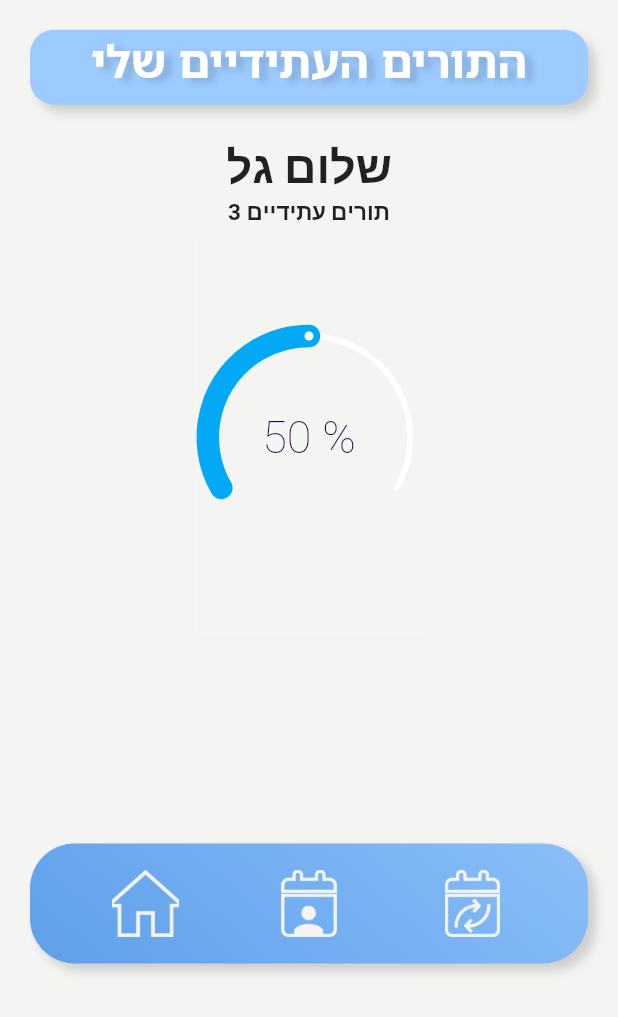
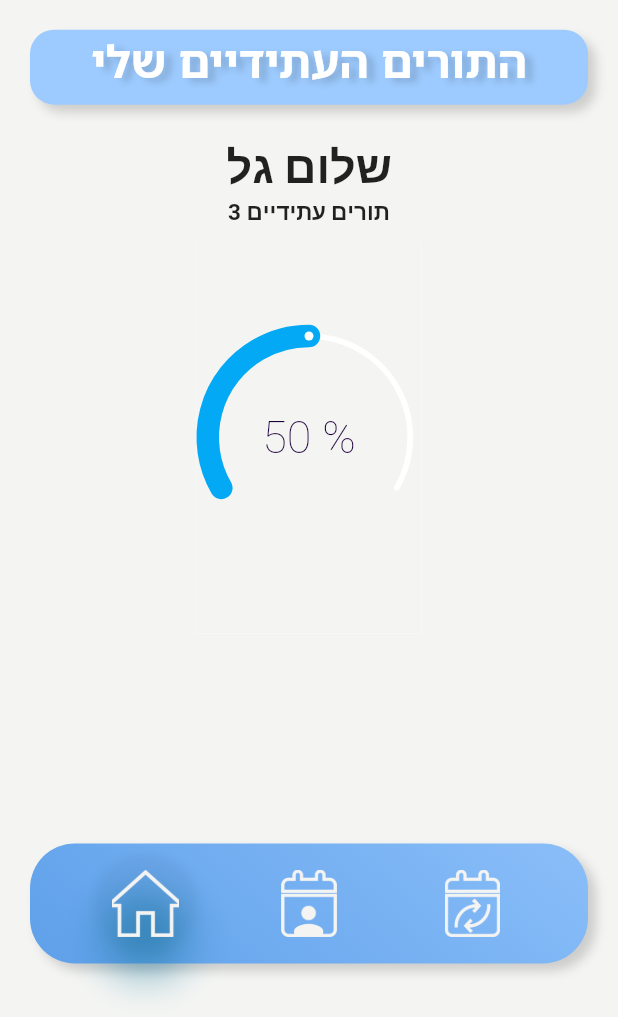
Before and after one commit to carmelBar24/tori, a Flutter app: the FutureTurnsPage screen opened by its route, on a phone screen of 412 x 824 dp, the part 219-1236 px from its top. Run offline on Flutter 3.47's test engine with Material 2 defaults, Android fonts, the phone set to English and light mode, and no system bars; drawn by our look-alikes of sleek_circular_slider; our stand-ins replace cloud_firestore, firebase_auth, firebase_core, firebase_database, flutter_svg; missing offline and left inert: adobe_xd; accounts and stored records are empty; generated files the repository leaves out were written again; Roboto replaces fonts that are missing (Noto Sans Hebrew).

Commit message:
future turns by token& menu design

```diff
--- a/lib/Screens/future_turns_page.dart
+++ b/lib/Screens/future_turns_page.dart
@@ -24,10 +24,8 @@ class FutureTurnsPage extends StatefulWidget {
 }
 
 class _FutureTurnsPageState extends State<FutureTurnsPage> {
-  List name=[] ;
-  List profession=[];
-  List location=[];
   late bool isFinish=false;
+  List<Widget> nodes=[];
   @override
   void initState(){
     showSpinner();
@@ -86,7 +84,7 @@ class _FutureTurnsPageState extends State<FutureTurnsPage> {
               child: Container(
                 margin: EdgeInsets.only(top: 10.0),
                 color: Colors.white,
-                child: name.isEmpty?Container(
+                child: nodes.isEmpty?Container(
                   color:Color(0xfff4f5f3),
                   child: SleekCircularSlider(
               appearance: CircularSliderAppearance(
@@ -97,17 +95,15 @@ class _FutureTurnsPageState extends State<FutureTurnsPage> {
                   thickness: 10,
                   isAlwaysShown: true,
                   child: ListView(
-                    children: [
-                      ListNode(name[0], profession[0],location[0]),
-                      ListNode(name[1], profession[1],location[1]),
-                    ],
+
+                    children: nodes,
                   ),
                 ),
               ),
             ),
             SizedBox(height: 120.0,),
             Flexible(
-              child: menu(home: "images/unpress-home.png",contact: "images/unpress-contact.png",month:"images/unpress-month.png"),
+              child: menu(home: "images/unpress-home.png",contact: "images/unpress-contact.png",month:"images/unpress-month.png",num: 1),
             ),
 
           ],
@@ -120,11 +116,10 @@ class _FutureTurnsPageState extends State<FutureTurnsPage> {
     var turns = await db().getAppointments();
     setState(() {
       for (var docSnapshot in turns) {
-        name?.add(docSnapshot.data()["DoctorName"]);
-        profession?.add(docSnapshot.data()["Profession"]);
-        location?.add(docSnapshot.data()["City"]);
+        nodes.add(ListNode(docSnapshot.data()["DoctorName"], docSnapshot.data()["Profession"],docSnapshot.data()["City"]));
       }
     });
+    print(nodes.length);
     }
 
   void showSpinner() async{
--- a/lib/Screens/received_requests_page.dart
+++ b/lib/Screens/received_requests_page.dart
@@ -98,7 +98,7 @@ class ReceivedRequestsPage extends StatelessWidget {
               height: 30.0,
             ),
             Flexible(
-              child: menu(home: "images/unpress-home.png",contact: "images/unpress-contact.png",month:"images/press-month.png"),
+              child: menu(home: "images/unpress-home.png",contact: "images/unpress-contact.png",month:"images/unpress-month.png",num: 3),
             ),
           ],
         ),
--- a/lib/Widgets/menu.dart
+++ b/lib/Widgets/menu.dart
@@ -6,11 +6,13 @@ class menu extends StatefulWidget {
   String home;
   String contact;
   String month;
+  int num;
   menu({
     super.key,
     required this.home,
     required this.contact,
-    required this.month
+    required this.month,
+    required this.num
   });
 
   @override
@@ -46,9 +48,9 @@ class _menuState extends State<menu> {
         child: Row(
           mainAxisAlignment: MainAxisAlignment.spaceEvenly,
           children: [
-            TextButton(child: SizedBox(child: Image.asset(widget.home,fit: BoxFit.fitHeight,),width: 45,height: 45,),onPressed: (){Navigator.pushNamed(context, 'futureTurnsPage');}),
-            TextButton(child: SizedBox(child: Image.asset(widget.contact,fit: BoxFit.fitHeight),width: 45,height: 45),onPressed: (){Navigator.pushNamed(context, 'swapPage');}),
-            TextButton(child: SizedBox(child:Image.asset(widget.month,fit: BoxFit.fitHeight),width: 45,height: 45),onPressed: (){Navigator.pushNamed(context, 'receivedPage');},)
+            widget.num!=1?TextButton(child: SizedBox(child: Image.asset(widget.home,fit: BoxFit.fitHeight,),width: 45,height: 45),onPressed: (){Navigator.pushNamed(context, 'futureTurnsPage');}):TextButton(child: SizedBox(child: Image.asset(widget.home,fit: BoxFit.fitHeight,),width: 45,height: 45,),onPressed: (){Navigator.pushNamed(context, 'futureTurnsPage');},style: ButtonStyle(shadowColor: MaterialStateProperty.all(Colors.lightBlue.shade400),elevation: MaterialStateProperty.all(10),shape:MaterialStateProperty.all( RoundedRectangleBorder(borderRadius:  BorderRadius.circular(40))))),
+            widget.num!=2?TextButton(child: SizedBox(child: Image.asset(widget.contact,fit: BoxFit.fitHeight,),width: 45,height: 45),onPressed: (){Navigator.pushNamed(context, 'swapPage');}):TextButton(child: SizedBox(child: Image.asset(widget.contact,fit: BoxFit.fitHeight,),width: 45,height: 45,),onPressed: (){Navigator.pushNamed(context, 'swapPage');},style: ButtonStyle(shadowColor: MaterialStateProperty.all(Colors.lightBlue.shade400),elevation: MaterialStateProperty.all(10),shape:MaterialStateProperty.all( RoundedRectangleBorder(borderRadius:  BorderRadius.circular(40))))),
+            widget.num!=3?TextButton(child: SizedBox(child: Image.asset(widget.month,fit: BoxFit.fitHeight,),width: 45,height: 45),onPressed: (){Navigator.pushNamed(context, 'receivedPage');}):TextButton(child: SizedBox(child: Image.asset(widget.month,fit: BoxFit.fitHeight,),width: 45,height: 45,),onPressed: (){Navigator.pushNamed(context, 'receivedPage');},style: ButtonStyle(shadowColor: MaterialStateProperty.all(Colors.lightBlue.shade400),elevation: MaterialStateProperty.all(10),shape:MaterialStateProperty.all( RoundedRectangleBorder(borderRadius:  BorderRadius.circular(40))))),
           ],
         )
     );
```
Also changed, not shown: images/press-contact.png (deleted), images/press-home.png (deleted), images/press-month.png (deleted).
